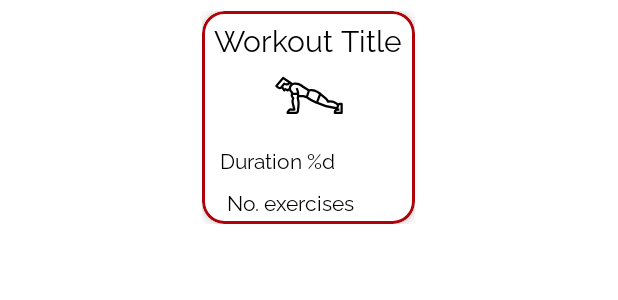
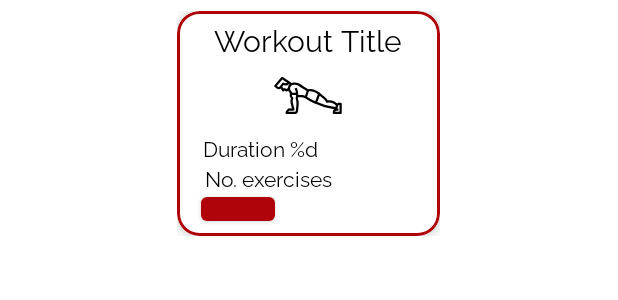
Before and after one commit to D-Kennedy98/WorkoutTimer, an Android app: the layout workout_grid_layout.xml on its own in the app's theme, with its tools: preview values and no code run, on a phone screen of 412 x 824 dp. Shown: the top 300 px of the screen. Run offline under Robolectric (Android 15) with nearby library versions, the phone set to English and light mode, and no system bars.

```diff
--- a/app/src/main/res/layout/workout_grid_layout.xml
+++ b/app/src/main/res/layout/workout_grid_layout.xml
@@ -11,8 +11,8 @@
 
     <com.google.android.material.card.MaterialCardView
         android:id="@+id/card_view"
-        android:layout_width="142dp"
-        android:layout_height="142dp"
+        android:layout_width="175dp"
+        android:layout_height="150dp"
         android:background="@color/snow"
         android:padding="2dp"
         app:cardCornerRadius="15sp"
@@ -44,6 +44,7 @@
                 android:layout_gravity="center_horizontal"
                 android:contentDescription="@string/workout_icon"
                 app:layout_constraintEnd_toEndOf="parent"
+                app:layout_constraintHorizontal_bias="0.495"
                 app:layout_constraintStart_toStartOf="parent"
                 app:layout_constraintTop_toBottomOf="@+id/workout_txt"
                 app:srcCompat="@drawable/ic_press_up" />
@@ -53,12 +54,11 @@
                 android:layout_width="wrap_content"
                 android:layout_height="wrap_content"
                 android:layout_gravity="center_horizontal"
-                android:layout_marginTop="8dp"
                 android:text="@string/duration_x"
                 android:textColor="@color/black"
                 android:textSize="14sp"
                 app:layout_constraintEnd_toEndOf="parent"
-                app:layout_constraintHorizontal_bias="0.183"
+                app:layout_constraintHorizontal_bias="0.178"
                 app:layout_constraintStart_toStartOf="parent"
                 app:layout_constraintTop_toBottomOf="@+id/workout_img" />
 
@@ -67,43 +67,27 @@
                 android:layout_width="wrap_content"
                 android:layout_height="wrap_content"
                 android:layout_gravity="center_horizontal"
-                android:layout_marginTop="8dp"
                 android:text="@string/number_of_exercises"
                 android:textColor="@color/black"
                 android:textSize="14sp"
                 app:layout_constraintEnd_toEndOf="parent"
-                app:layout_constraintHorizontal_bias="0.29"
+                app:layout_constraintHorizontal_bias="0.206"
                 app:layout_constraintStart_toStartOf="parent"
                 app:layout_constraintTop_toBottomOf="@+id/workout_duration_txt" />
+
+            <Button
+                android:id="@+id/delete_btn"
+                android:layout_width="49dp"
+                android:layout_height="28dp"
+                android:layout_marginBottom="4dp"
+                app:layout_constraintBottom_toBottomOf="parent"
+                app:layout_constraintEnd_toEndOf="parent"
+                app:layout_constraintHorizontal_bias="0.126"
+                app:layout_constraintStart_toStartOf="parent" />
 
 
         </androidx.constraintlayout.widget.ConstraintLayout>
 
-        <!--        <LinearLayout-->
-        <!--            android:layout_width="match_parent"-->
-        <!--            android:layout_height="match_parent"-->
-        <!--            android:gravity="center"-->
-        <!--            android:orientation="vertical"-->
-        <!--            tools:ignore="UseCompoundDrawables">-->
-
-        <!--            <ImageView-->
-        <!--                android:id="@+id/workout_img"-->
-        <!--                android:layout_width="94dp"-->
-        <!--                android:layout_height="67dp"-->
-        <!--                android:layout_gravity="center_horizontal"-->
-        <!--                android:contentDescription="@string/workout_icon"-->
-        <!--                app:srcCompat="@drawable/ic_press_up" />-->
-
-        <!--            <TextView-->
-        <!--                android:id="@+id/workout_txt"-->
-        <!--                android:layout_width="wrap_content"-->
-        <!--                android:layout_height="wrap_content"-->
-        <!--                android:layout_gravity="center_horizontal"-->
-        <!--                android:text="@string/press_ups"-->
-        <!--                android:textColor="@color/black"-->
-        <!--                android:textSize="20sp" />-->
-
-        <!--        </LinearLayout>-->
 
     </com.google.android.material.card.MaterialCardView>
 
```
Also changed, not shown: app/src/main/java/com/dk/workouttimer/activities/WorkoutsActivity.java (+22 -6 lines), app/src/main/java/com/dk/workouttimer/adapters/RecyclerAdapter.java (+46 -17 lines).
